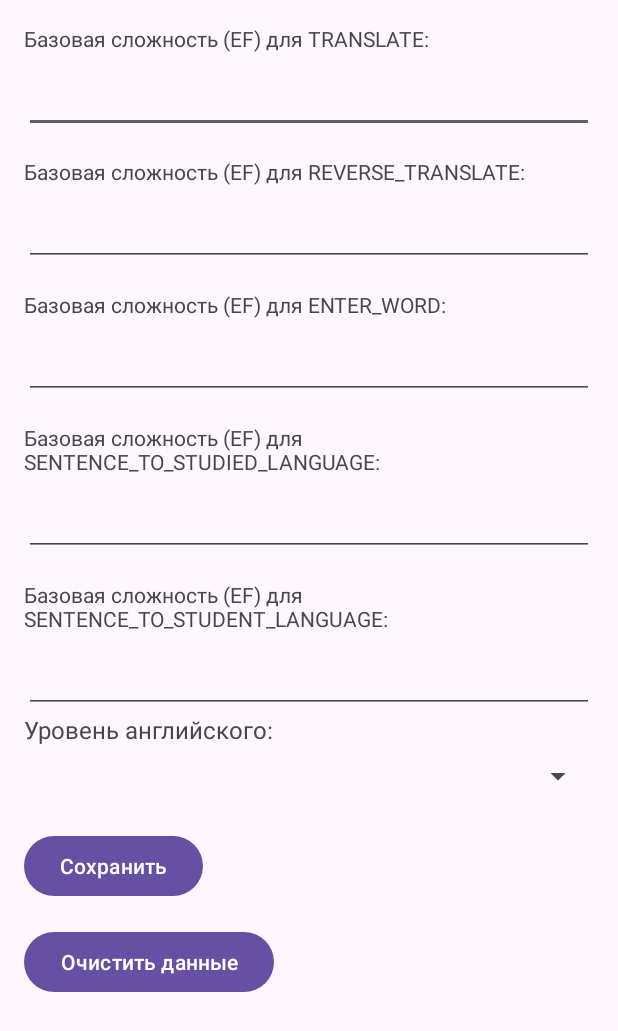
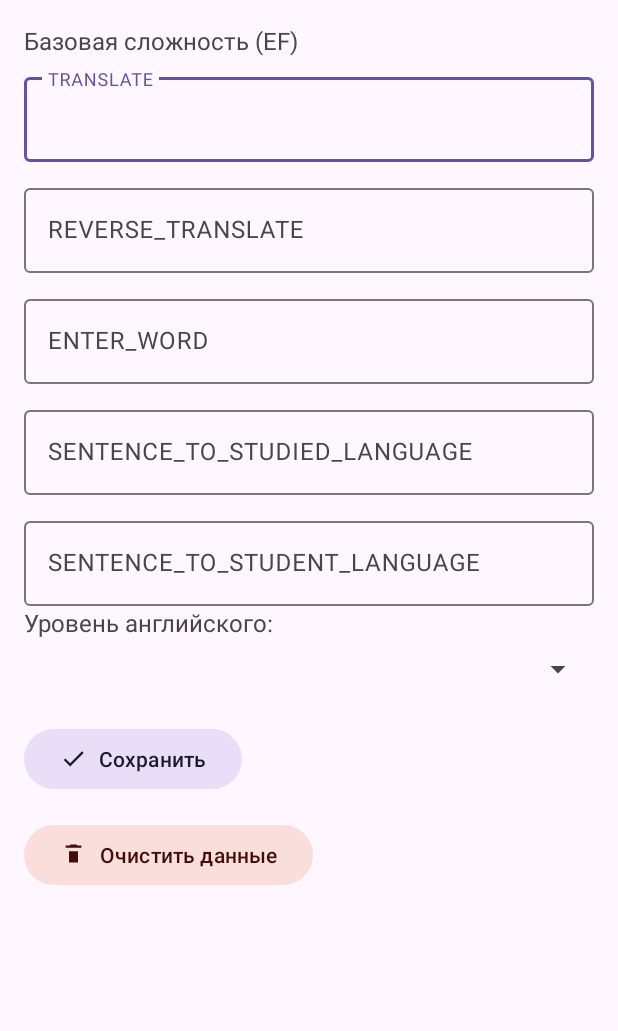
Before and after one commit to mrSaydron/Tala, an Android app: the layout fragment_settings.xml on its own in the app's theme, with its tools: preview values and no code run, on a phone screen of 412 x 824 dp. Shown: the top 1031 px of the screen. Run offline under Robolectric (Android 15) with nearby library versions, the phone set to English and light mode, and no system bars.

Commit message:
внешний вид

```diff
--- a/app/src/main/res/layout/fragment_settings.xml
+++ b/app/src/main/res/layout/fragment_settings.xml
@@ -1,5 +1,6 @@
 <?xml version="1.0" encoding="utf-8"?>
 <LinearLayout xmlns:android="http://schemas.android.com/apk/res/android"
+    xmlns:app="http://schemas.android.com/apk/res-auto"
     android:layout_width="match_parent"
     android:layout_height="match_parent"
     android:orientation="vertical"
@@ -8,66 +9,68 @@
     <TextView
         android:layout_width="wrap_content"
         android:layout_height="wrap_content"
-        android:text="Базовая сложность (EF) для TRANSLATE:"
+        android:text="Базовая сложность (EF)"
+        android:textSize="16sp"
         android:layout_marginBottom="8dp" />
 
-    <EditText
+    <com.google.android.material.textfield.TextInputLayout
+        android:layout_width="match_parent"
+        android:layout_height="wrap_content"
+        android:hint="TRANSLATE">
+        <com.google.android.material.textfield.TextInputEditText
             android:id="@+id/translateEfInput"
             android:layout_width="match_parent"
             android:layout_height="wrap_content"
             android:inputType="numberDecimal" />
+    </com.google.android.material.textfield.TextInputLayout>
 
-    <TextView
-        android:layout_width="wrap_content"
+    <com.google.android.material.textfield.TextInputLayout
+        android:layout_width="match_parent"
         android:layout_height="wrap_content"
-        android:text="Базовая сложность (EF) для REVERSE_TRANSLATE:"
-        android:layout_marginTop="16dp"
-        android:layout_marginBottom="8dp" />
-
-    <EditText
+        android:layout_marginTop="12dp"
+        android:hint="REVERSE_TRANSLATE">
+        <com.google.android.material.textfield.TextInputEditText
             android:id="@+id/reverseTranslateEfInput"
             android:layout_width="match_parent"
             android:layout_height="wrap_content"
             android:inputType="numberDecimal" />
+    </com.google.android.material.textfield.TextInputLayout>
 
-    <TextView
-        android:layout_width="wrap_content"
+    <com.google.android.material.textfield.TextInputLayout
+        android:layout_width="match_parent"
         android:layout_height="wrap_content"
-        android:text="Базовая сложность (EF) для ENTER_WORD:"
-        android:layout_marginTop="16dp"
-        android:layout_marginBottom="8dp" />
-
-    <EditText
+        android:layout_marginTop="12dp"
+        android:hint="ENTER_WORD">
+        <com.google.android.material.textfield.TextInputEditText
             android:id="@+id/enterWordEfInput"
             android:layout_width="match_parent"
             android:layout_height="wrap_content"
             android:inputType="numberDecimal" />
+    </com.google.android.material.textfield.TextInputLayout>
 
-    <TextView
-        android:layout_width="wrap_content"
+    <com.google.android.material.textfield.TextInputLayout
+        android:layout_width="match_parent"
         android:layout_height="wrap_content"
-        android:text="Базовая сложность (EF) для SENTENCE_TO_STUDIED_LANGUAGE:"
-        android:layout_marginTop="16dp"
-        android:layout_marginBottom="8dp" />
-
-    <EditText
+        android:layout_marginTop="12dp"
+        android:hint="SENTENCE_TO_STUDIED_LANGUAGE">
+        <com.google.android.material.textfield.TextInputEditText
             android:id="@+id/sentenceToStudiedEfInput"
             android:layout_width="match_parent"
             android:layout_height="wrap_content"
             android:inputType="numberDecimal" />
+    </com.google.android.material.textfield.TextInputLayout>
 
-    <TextView
-        android:layout_width="wrap_content"
+    <com.google.android.material.textfield.TextInputLayout
+        android:layout_width="match_parent"
         android:layout_height="wrap_content"
-        android:text="Базовая сложность (EF) для SENTENCE_TO_STUDENT_LANGUAGE:"
-        android:layout_marginTop="16dp"
-        android:layout_marginBottom="8dp" />
-
-    <EditText
+        android:layout_marginTop="12dp"
+        android:hint="SENTENCE_TO_STUDENT_LANGUAGE">
+        <com.google.android.material.textfield.TextInputEditText
             android:id="@+id/sentenceToStudentEfInput"
             android:layout_width="match_parent"
             android:layout_height="wrap_content"
             android:inputType="numberDecimal" />
+    </com.google.android.material.textfield.TextInputLayout>
 
     <!-- Выбор уровня языка -->
     <TextView
@@ -82,18 +85,30 @@
         android:layout_width="match_parent"
         android:layout_height="wrap_content" />
 
-    <Button
+    <com.google.android.material.button.MaterialButton
         android:id="@+id/saveSettingsButton"
         android:layout_width="wrap_content"
         android:layout_height="wrap_content"
         android:text="Сохранить"
-        android:layout_marginTop="24dp" />
+        android:layout_marginTop="24dp"
+        app:icon="@drawable/ic_check"
+        app:iconPadding="8dp"
+        app:iconGravity="textStart"
+        app:backgroundTint="?attr/colorSecondaryContainer"
+        android:textColor="?attr/colorOnSecondaryContainer"
+        app:iconTint="?attr/colorOnSecondaryContainer" />
 
-    <Button
+    <com.google.android.material.button.MaterialButton
         android:id="@+id/clearDataButton"
         android:layout_width="wrap_content"
         android:layout_height="wrap_content"
         android:text="Очистить данные"
-        android:layout_marginTop="16dp" />
+        android:layout_marginTop="16dp"
+        app:icon="@drawable/ic_delete"
+        app:iconPadding="8dp"
+        app:iconGravity="textStart"
+        app:backgroundTint="?attr/colorErrorContainer"
+        android:textColor="?attr/colorOnErrorContainer"
+        app:iconTint="?attr/colorOnErrorContainer" />
 
 </LinearLayout>
```
Also changed, not shown: app/src/main/java/com/example/tala/fragment/dialog/ImagePickerDialog.kt (+11 -0 lines), app/src/main/res/drawable/ic_image.xml (added, +11 -0 lines), app/src/main/res/drawable/ic_search.xml (added, +10 -0 lines), app/src/main/res/layout/dialog_image_picker.xml (+20 -6 lines). Lines whose indentation alone changed are shown as unchanged.
